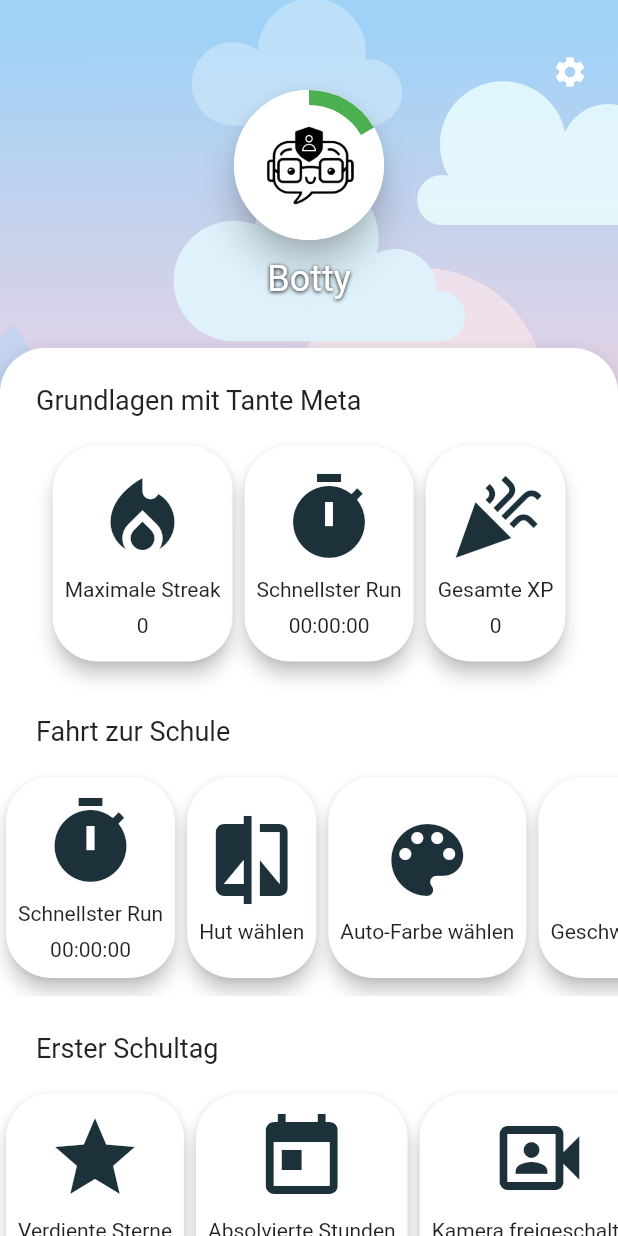
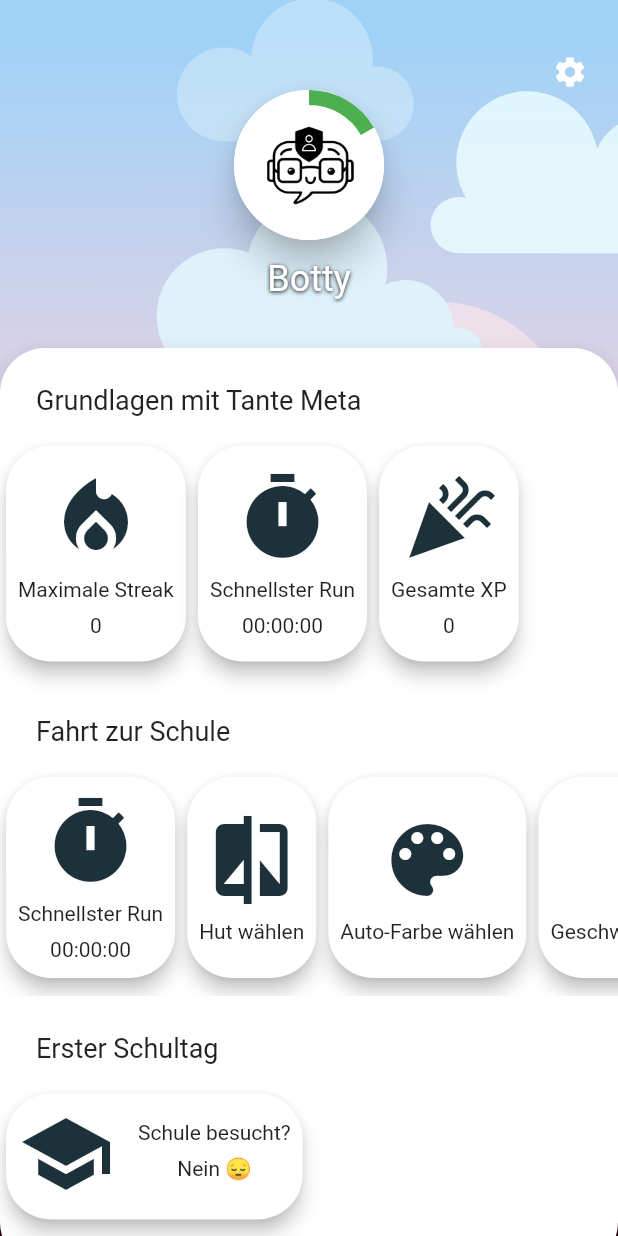
Before and after one commit to gereonelvers/datenschutz-chatbot, a Flutter app: the ProgressScreen screen opened directly, on a phone screen of 412 x 824 dp. Run offline on Flutter 3.47's test engine with Material 2 defaults, Android fonts, the phone set to English and light mode, and no system bars; drawn by our look-alikes of percent_indicator; our stand-ins replace animated_text_kit, another_flushbar, auto_size_text, bubble, expandable, file_picker and 11 more; missing offline and left inert: bottom_picker, field_suggestion, flutter_material_pickers, flutter_unity_widget, lifecycle, mailto and 6 more; accounts and stored records are empty; project files that could hold a hidden picture were left out.

Commit message:
Adapted ProfileScreen Unlockables + RPG achievements, bumped version number

```diff
--- a/lib/screens/game_overview_screen.dart
+++ b/lib/screens/game_overview_screen.dart
@@ -293,6 +293,7 @@ class _GameOverviewScreenState extends State<GameOverviewScreen> with TickerProv
                         updateProgress();
                         break;
                       case 3: // Naninovel RPG
+                        progress.setValue("rpgStarted", true);
                         await Navigator.push(
                           context,
                           MaterialPageRoute(builder: (context) => const GameScreen(1)),
--- a/lib/screens/game_screen.dart
+++ b/lib/screens/game_screen.dart
@@ -76,14 +76,9 @@ class _GameScreenState extends State<GameScreen> with TickerProviderStateMixin {
   Widget build(BuildContext context) {
     return Scaffold(
       body: SafeArea(
-          child: Stack(
+        child:
+          Stack(
         children: [
-          Align(
-              alignment: Alignment.bottomCenter,
-              child: Padding(
-                padding: const EdgeInsets.all(8.0),
-                child: ElevatedButton(onPressed: () => Navigator.of(context).pop(), child: const Text("Zurück")),
-              )),
         UnityWidget(
           onUnityCreated: onUnityCreated,
           onUnityMessage: onUnityMessage,
@@ -93,9 +88,16 @@ class _GameScreenState extends State<GameScreen> with TickerProviderStateMixin {
           placeholder: const Center(
             child: Text("Unity loading..."),
           ),
+        ),
+            Align(
+                alignment: Alignment.topLeft,
+                child: Padding(
+                  padding: const EdgeInsets.fromLTRB(8,32,0,0),
+                  child: IconButton(onPressed: () => Navigator.of(context).pop(), icon: Icon(Icons.arrow_back)),
+                ))
+          ],
         )
-        ],
-      )),
+      ),
     );
   }
 
@@ -103,11 +105,11 @@ class _GameScreenState extends State<GameScreen> with TickerProviderStateMixin {
   onUnityMessage(message) {
     print('Received message from unity: $message'); // Remove print once no longer required
     if(message.contains("raceTime")){
-      int duration = int.parse(message.split(":")[1]);
+      int duration = double.parse((message.split(":")[1].toString().replaceAll(",", "."))).round();
       progressModel.setValue("raceTime", duration);
-      Navigator.pop(context, true); // Race was completed, return success
+      if(duration==0) Navigator.pop(context, true); // Race was completed, return success
     } else if (message == "return") {
-      Navigator.pop(context, false); // Race was canceled early, return failure
+      Navigator.pop(context, true);
     } else if (message.contains("starCount")) {
       int starCount = int.parse(message.split(":")[1]);
       progressModel.setValue("starCount", starCount);
@@ -141,6 +143,7 @@ class _GameScreenState extends State<GameScreen> with TickerProviderStateMixin {
     if (id==0) {
       unityWidgetController.postMessage("Scene Switcher", "Sceneswitcher", "IntroMenu");
     } else {
+      //unityWidgetController.postMessage("Scene Switcher", "Sceneswitcher", "GameScene4");
       unityWidgetController.postMessage("Scene Switcher", "Sceneswitcher", "GameScene4");
     }
   }
--- a/lib/screens/profile_screen.dart
+++ b/lib/screens/profile_screen.dart
@@ -24,11 +24,11 @@ class _ProgressScreenState extends State<ProgressScreen> with TickerProviderStat
   int currentChapter = 0;
 
   // Unlockables
-  List<String> unlockableNames = ["goldenBackground", "shareGameComplete"];
-  List<String> unlockableTitle = ["Goldener Hintergrund", "Erfolg teilen 🎉"];
-  List<Icon> unlockableIcons = [const Icon(Icons.wallpaper), const Icon(Icons.share)];
-  List<bool> unlockablesAvailable = [false, false];
-  List<bool> unlockablesActive = [false, false];
+  List<String> unlockableNames = ["goldenBackground"];
+  List<String> unlockableTitle = ["Goldener Hintergrund"];
+  List<Icon> unlockableIcons = [const Icon(Icons.wallpaper)];
+  List<bool> unlockablesAvailable = [false];
+  List<bool> unlockablesActive = [false];
 
   List<int> challengeValues = [0,0,0];
 
@@ -41,6 +41,7 @@ class _ProgressScreenState extends State<ProgressScreen> with TickerProviderStat
   int currentCarSpeed = 0;
 
   // RPG (TODO)
+  bool rpgStarted = false;
   int rpgStarCount = 0;
   int rpgLessonCount = 0;
   bool rpgCameraUnlocked = false;
@@ -56,10 +57,10 @@ class _ProgressScreenState extends State<ProgressScreen> with TickerProviderStat
     // Should not significantly impact performance though, as Hive heavily caches for this exact scenario
     initProgressModel();
     return Scaffold(
-      backgroundColor: BottyColors.darkBlue,
+      backgroundColor: BottyColors.greyWhite,
       body: Stack(
         children: [
-          Lottie.asset("assets/lottie/profile-background.json"),
+          Lottie.asset("assets/lottie/profile-background.json", height: double.infinity, fit: BoxFit.fitHeight),
           SingleChildScrollView(
             physics: const BouncingScrollPhysics(),
             child: Column(
@@ -147,6 +148,8 @@ class _ProgressScreenState extends State<ProgressScreen> with TickerProviderStat
                         visible: currentChapter == 5,
                         child: SizedBox(
                           height: 150,
+                          child: Align(
+                            alignment: Alignment.centerLeft,
                             child: ListView.builder(
                                 physics: const BouncingScrollPhysics(),
                                 shrinkWrap: true,
@@ -161,6 +164,7 @@ class _ProgressScreenState extends State<ProgressScreen> with TickerProviderStat
                                       update: () => toggleUnlockable(index)
                                   );
                                 },
+                            ),
                           )
                         ),
                       ),
@@ -177,6 +181,8 @@ class _ProgressScreenState extends State<ProgressScreen> with TickerProviderStat
                       ),
                       SizedBox(
                         height: 160,
+                        child: Align(
+                          alignment: Alignment.centerLeft,
                           child: ListView(
                               physics: const BouncingScrollPhysics(),
                               shrinkWrap: true,
@@ -288,6 +294,7 @@ class _ProgressScreenState extends State<ProgressScreen> with TickerProviderStat
                             ),
                           ]),
                         ),
+                      ),
                       const Padding(
                         padding: EdgeInsets.fromLTRB(24, 24, 24, 16),
                         child: Align(
@@ -301,6 +308,8 @@ class _ProgressScreenState extends State<ProgressScreen> with TickerProviderStat
                       ),
                       SizedBox(
                         height: 150,
+                        child: Align(
+                          alignment: Alignment.centerLeft,
                           child: ListView(
                             physics: const BouncingScrollPhysics(),
                             shrinkWrap: true,
@@ -439,6 +448,7 @@ class _ProgressScreenState extends State<ProgressScreen> with TickerProviderStat
                             ]
                           ),
                         ),
+                      ),
                       const Padding(
                         padding: EdgeInsets.fromLTRB(24, 24, 24, 16),
                         child: Align(
@@ -451,7 +461,9 @@ class _ProgressScreenState extends State<ProgressScreen> with TickerProviderStat
                         ),
                       ),
                       SizedBox(
-                        height: 150,
+                        height: 100,
+                        child: Align(
+                          alignment: Alignment.centerLeft,
                           child: ListView(
                             physics: const BouncingScrollPhysics(),
                             shrinkWrap: true,
@@ -466,7 +478,7 @@ class _ProgressScreenState extends State<ProgressScreen> with TickerProviderStat
                                     splashColor: Colors.blue.withAlpha(30),
                                     borderRadius: BorderRadius.circular(30),
                                     onTap: (){},
-                                  child: Column(
+                                    child: Row(
                                       mainAxisAlignment: MainAxisAlignment.center,
                                       children: [
                                         const Padding(
@@ -474,100 +486,150 @@ class _ProgressScreenState extends State<ProgressScreen> with TickerProviderStat
                                           child: Align(
                                               alignment: Alignment.topRight,
                                               child: Icon(
-                                              Icons.star,
+                                                Icons.school,
                                                 color: BottyColors.darkBlue,
                                                 size: 64,
                                               )),
                                         ),
+                                        Column(
+                                          mainAxisAlignment: MainAxisAlignment.center,
+                                          crossAxisAlignment: CrossAxisAlignment.center,
+                                          children: [
                                           const Padding(
                                             padding: EdgeInsets.fromLTRB(8, 0, 8, 8),
-                                        child: Text("Verdiente Sterne"),
+                                            child: Text("Schule besucht?"),
                                           ),
                                           Padding(
                                             padding: const EdgeInsets.fromLTRB(8, 0, 8, 8),
-                                        child: Text(rpgStarCount.toString()),
+                                            child: Text(rpgStarted?"Ja 👨‍🎓":"Nein 😔"),
                                           ),
+                                        ],)
                                       ],
                                     ),
                                   ),
                                 ),
                               ),
-                            Padding(
-                              padding: const EdgeInsets.fromLTRB(0, 0, 0, 8),
-                              child: Card(
-                                elevation: 5,
-                                shape: const RoundedRectangleBorder(borderRadius: BorderRadius.all(Radius.circular(30))),
-                                child: InkWell(
-                                  splashColor: Colors.blue.withAlpha(30),
-                                  borderRadius: BorderRadius.circular(30),
-                                  onTap: (){},
-                                  child: Column(
-                                    mainAxisAlignment: MainAxisAlignment.center,
-                                    children: [
+                      ]
+                          ),
+                        ),),
+                      // SizedBox(
+                      //   height: 150,
+                      //   child: ListView(
+                      //     physics: const BouncingScrollPhysics(),
+                      //     shrinkWrap: true,
+                      //     scrollDirection: Axis.horizontal,
+                      //     children: [
+                      //       Padding(
+                      //         padding: const EdgeInsets.fromLTRB(0, 0, 0, 8),
+                      //         child: Card(
+                      //           elevation: 5,
+                      //           shape: const RoundedRectangleBorder(borderRadius: BorderRadius.all(Radius.circular(30))),
+                      //           child: InkWell(
+                      //             splashColor: Colors.blue.withAlpha(30),
+                      //             borderRadius: BorderRadius.circular(30),
+                      //             onTap: (){},
+                      //             child: Column(
+                      //               mainAxisAlignment: MainAxisAlignment.center,
+                      //               children: [
+                      //                 const Padding(
+                      //                   padding: EdgeInsets.all(8.0),
+                      //                   child: Align(
+                      //                       alignment: Alignment.topRight,
+                      //                       child: Icon(
+                      //                         Icons.star,
+                      //                         color: BottyColors.darkBlue,
+                      //                         size: 64,
+                      //                       )),
+                      //                 ),
+                      //                 const Padding(
+                      //                   padding: EdgeInsets.fromLTRB(8, 0, 8, 8),
+                      //                   child: Text("Verdiente Sterne"),
+                      //                 ),
+                      //                 Padding(
+                      //                   padding: const EdgeInsets.fromLTRB(8, 0, 8, 8),
+                      //                   child: Text(rpgStarCount.toString()),
+                      //                 ),
+                      //               ],
+                      //             ),
+                      //           ),
+                      //         ),
+                      //       ),
+                      //       Padding(
+                      //         padding: const EdgeInsets.fromLTRB(0, 0, 0, 8),
+                      //         child: Card(
+                      //           elevation: 5,
+                      //           shape: const RoundedRectangleBorder(borderRadius: BorderRadius.all(Radius.circular(30))),
+                      //           child: InkWell(
+                      //             splashColor: Colors.blue.withAlpha(30),
+                      //             borderRadius: BorderRadius.circular(30),
+                      //             onTap: (){},
+                      //             child: Column(
+                      //               mainAxisAlignment: MainAxisAlignment.center,
+                      //               children: [
+                      //                 const Padding(
+                      //                   padding: EdgeInsets.all(8.0),
+                      //                   child: Align(
+                      //                       alignment: Alignment.topRight,
+                      //                       child: Icon(
+                      //                         Icons.today,
+                      //                         color: BottyColors.darkBlue,
+                      //                         size: 64,
+                      //                       )),
+                      //                 ),
+                      //                 const Padding(
+                      //                   padding: EdgeInsets.fromLTRB(8, 0, 8, 8),
+                      //                   child: Text("Absolvierte Stunden"),
+                      //                 ),
+                      //                 Padding(
+                      //                   padding: const EdgeInsets.fromLTRB(8, 0, 8, 8),
+                      //                   child: Text(rpgLessonCount.toString()),
+                      //                 ),
+                      //               ],
+                      //             ),
+                      //           ),
+                      //         ),
+                      //       ),
+                      //       Padding(
+                      //         padding: const EdgeInsets.fromLTRB(0, 0, 0, 8),
+                      //         child: Card(
+                      //           elevation: 5,
+                      //           shape: const RoundedRectangleBorder(borderRadius: BorderRadius.all(Radius.circular(30))),
+                      //           child: InkWell(
+                      //             splashColor: Colors.blue.withAlpha(30),
+                      //             borderRadius: BorderRadius.circular(30),
+                      //             onTap: (){},
+                      //             child: Column(
+                      //               mainAxisAlignment: MainAxisAlignment.center,
+                      //               children: [
+                      //                 const Padding(
+                      //                   padding: EdgeInsets.all(8.0),
+                      //                   child: Align(
+                      //                       alignment: Alignment.topRight,
+                      //                       child: Icon(
+                      //                         Icons.video_camera_front_outlined,
+                      //                         color: BottyColors.darkBlue,
+                      //                         size: 64,
+                      //                       )),
+                      //                 ),
+                      //                 const Padding(
+                      //                   padding: EdgeInsets.fromLTRB(8, 0, 8, 8),
+                      //                   child: Text("Kamera freigeschaltet?"),
+                      //                 ),
+                      //                 Padding(
+                      //                   padding: const EdgeInsets.fromLTRB(8, 0, 8, 8),
+                      //                   child: Text(rpgCameraUnlocked?"Ja 😄":"Nein 😔"),
+                      //                 ),
+                      //               ],
+                      //             ),
+                      //           ),
+                      //         ),
+                      //       ),
+                      //
+                      //     ],
+                      //   ),
+                      // ),
                       const Padding(
-                                        padding: EdgeInsets.all(8.0),
-                                        child: Align(
-                                            alignment: Alignment.topRight,
-                                            child: Icon(
-                                              Icons.today,
-                                              color: BottyColors.darkBlue,
-                                              size: 64,
-                                            )),
-                                      ),
-                                      const Padding(
-                                        padding: EdgeInsets.fromLTRB(8, 0, 8, 8),
-                                        child: Text("Absolvierte Stunden"),
-                                      ),
-                                      Padding(
-                                        padding: const EdgeInsets.fromLTRB(8, 0, 8, 8),
-                                        child: Text(rpgLessonCount.toString()),
-                                      ),
-                                    ],
-                                  ),
-                                ),
-                              ),
-                            ),
-                            Padding(
-                              padding: const EdgeInsets.fromLTRB(0, 0, 0, 8),
-                              child: Card(
-                                elevation: 5,
-                                shape: const RoundedRectangleBorder(borderRadius: BorderRadius.all(Radius.circular(30))),
-                                child: InkWell(
-                                  splashColor: Colors.blue.withAlpha(30),
-                                  borderRadius: BorderRadius.circular(30),
-                                  onTap: (){},
-                                  child: Column(
-                                    mainAxisAlignment: MainAxisAlignment.center,
-                                    children: [
-                                      const Padding(
-                                        padding: EdgeInsets.all(8.0),
-                                        child: Align(
-                                            alignment: Alignment.topRight,
-                                            child: Icon(
-                                              Icons.video_camera_front_outlined,
-                                              color: BottyColors.darkBlue,
-                                              size: 64,
-                                            )),
-                                      ),
-                                      const Padding(
-                                        padding: EdgeInsets.fromLTRB(8, 0, 8, 8),
-                                        child: Text("Kamera freigeschaltet?"),
-                                      ),
-                                      Padding(
-                                        padding: const EdgeInsets.fromLTRB(8, 0, 8, 8),
-                                        child: Text(rpgCameraUnlocked?"Ja 😄":"Nein 😔"),
-                                      ),
-                                    ],
-                                  ),
-                                ),
-                              ),
-                            ),
-
-                          ],
-                        ),
-                      ),
-                      const Padding(
-                        padding: EdgeInsets.only(top: 10, bottom: 30),
+                        padding: EdgeInsets.only(top: 10, bottom: 10),
                       )
                     ],
                   ),
@@ -754,6 +816,7 @@ class _ProgressScreenState extends State<ProgressScreen> with TickerProviderStat
       rpgStarCount = progress.getInt("starCount");
       rpgLessonCount = progress.getInt("lessonCount");
       rpgCameraUnlocked = progress.getBool("cameraUnlocked");
+      rpgStarted = progress.getBool("rpgStarted");
     });
   }
 
--- a/pubspec.yaml
+++ b/pubspec.yaml
@@ -15,7 +15,7 @@ publish_to: 'none' # Remove this line if you wish to publish to pub.dev
 # In iOS, build-name is used as CFBundleShortVersionString while build-number used as CFBundleVersion.
 # Read more about iOS versioning at
 # https://developer.apple.com/library/archive/documentation/General/Reference/InfoPlistKeyReference/Articles/CoreFoundationKeys.html
-version: 0.3.0+2
+version: 1.0.1+4
 
 environment:
   sdk: ">=2.12.0 <3.0.0"
```
Also changed, not shown: 1 other file. Lines whose indentation alone changed are shown as unchanged.
